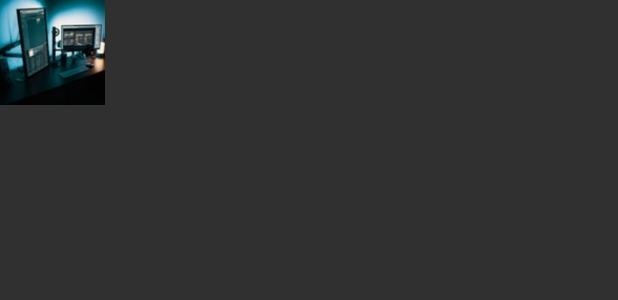
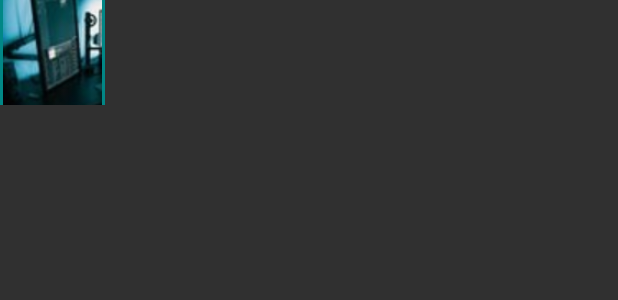
Before and after one commit to wilson-pinto/image-viewer, an Android app: the layout col_image_viewer.xml on its own in the app's theme, with its tools: preview values and no code run, on a phone screen of 412 x 824 dp. Shown: the top 300 px of the screen. Run offline under Robolectric (Android 15) with nearby library versions, the phone set to English and light mode, and no system bars.

```diff
--- a/app/src/main/AndroidManifest.xml
+++ b/app/src/main/AndroidManifest.xml
@@ -25,7 +25,8 @@
             </intent-filter>
         </activity>
         <activity android:name="com.theartofdev.edmodo.cropper.CropImageActivity"
-            android:theme="@style/Base.Theme.AppCompat"/>
+            android:theme="@style/Base.Theme.AppCompat"
+            android:requestLegacyExternalStorage="true"/>
     </application>
 
 </manifest>
--- a/app/src/main/java/com/example/imagepicker/ImageListAdapter.kt
+++ b/app/src/main/java/com/example/imagepicker/ImageListAdapter.kt
@@ -3,6 +3,7 @@ package com.example.imagepicker
 import android.view.LayoutInflater
 import android.view.View
 import android.view.ViewGroup
+import android.widget.FrameLayout
 import android.widget.ImageView
 import androidx.core.content.ContextCompat
 import androidx.core.net.toUri
@@ -37,10 +38,10 @@ class ImageListAdapter : RecyclerView.Adapter<ImageListAdapter.ImageListHolder>(
         holder.ivImage.setImageURI(_imageList[holder.adapterPosition].toUri())
 
         if (holder.adapterPosition == _selectedPosition) {
-            holder.ivImage.background =
+            holder.flWrapper.background =
                 ContextCompat.getDrawable(holder.itemView.context, R.drawable.image_border)
         }else{
-            holder.ivImage.background =
+            holder.flWrapper.background =
                 ContextCompat.getDrawable(holder.itemView.context, R.drawable.image_no_border)
         }
     }
@@ -51,5 +52,6 @@ class ImageListAdapter : RecyclerView.Adapter<ImageListAdapter.ImageListHolder>(
 
     inner class ImageListHolder(itemView: View) : RecyclerView.ViewHolder(itemView) {
         val ivImage: ImageView = itemView.findViewById(R.id.ivImage)
+        val flWrapper: FrameLayout = itemView.findViewById(R.id.flWrapper)
     }
 }
--- a/app/src/main/java/com/example/imagepicker/ImagePager.kt
+++ b/app/src/main/java/com/example/imagepicker/ImagePager.kt
@@ -17,6 +17,10 @@ class ImagePager(private val _views: MutableList<String>, val _context: Context)
 
     override fun getCount(): Int {
         return _views.size
+    }
+
+    override fun getItemPosition(`object`: Any): Int {
+        return POSITION_NONE
     }
 
     override fun isViewFromObject(view: View, `object`: Any): Boolean {
--- a/app/src/main/res/drawable/image_border.xml
+++ b/app/src/main/res/drawable/image_border.xml
@@ -4,5 +4,4 @@
     <stroke
         android:width="2dip"
         android:color="@color/teal_700" />
-    <size android:height="72dp" android:width="72dp"/>
 </shape>
--- a/app/src/main/res/layout/col_image_viewer.xml
+++ b/app/src/main/res/layout/col_image_viewer.xml
@@ -1,20 +1,17 @@
 <?xml version="1.0" encoding="utf-8"?>
-<androidx.constraintlayout.widget.ConstraintLayout xmlns:android="http://schemas.android.com/apk/res/android"
-    xmlns:app="http://schemas.android.com/apk/res-auto"
+<FrameLayout xmlns:android="http://schemas.android.com/apk/res/android"
+    android:id="@+id/flWrapper"
+    android:background="@drawable/image_border"
     android:layout_width="wrap_content"
-    android:layout_height="wrap_content">
+    android:layout_height="wrap_content"
+    android:layout_marginRight="1dip">
 
     <ImageButton
         android:id="@+id/ivImage"
         android:layout_width="70dp"
         android:layout_height="70dp"
-        android:background="@drawable/image_border"
-        android:paddingVertical="2dp"
+        android:padding="2dp"
         android:scaleType="centerCrop"
-        android:src="@drawable/testimage"
-        app:layout_constraintBottom_toBottomOf="parent"
-        app:layout_constraintLeft_toLeftOf="parent"
-        app:layout_constraintRight_toRightOf="parent"
-        app:layout_constraintTop_toTopOf="parent" />
+        android:src="@drawable/testimage" />
 
-</androidx.constraintlayout.widget.ConstraintLayout>
+</FrameLayout>
--- a/app/src/main/res/layout/dialog_image_viewer.xml
+++ b/app/src/main/res/layout/dialog_image_viewer.xml
@@ -77,9 +77,9 @@
         android:layout_width="wrap_content"
         android:layout_height="wrap_content"
         app:layout_constraintBottom_toBottomOf="parent"
-        app:layout_constraintLeft_toLeftOf="parent"
+        app:layout_constraintRight_toRightOf="parent"
+        android:orientation="horizontal"
         app:layoutManager="androidx.recyclerview.widget.LinearLayoutManager"
-        android:orientation="horizontal"
         />
 
 </androidx.constraintlayout.widget.ConstraintLayout>
--- a/app/src/main/res/values/themes.xml
+++ b/app/src/main/res/values/themes.xml
@@ -13,4 +13,9 @@
         <item name="android:statusBarColor" tools:targetApi="l">?attr/colorPrimaryVariant</item>
         <!-- Customize your theme here. -->
     </style>
+
+    <style name="dialog_theme" parent="android:Theme" >
+        <item name="android:windowNoTitle">true</item>
+        <item name="android:windowIsFloating">false</item>
+    </style>
 </resources>
```
Also changed, not shown: app/src/main/java/com/example/imagepicker/DisplayImageDialog.kt (+41 -10 lines), app/src/main/java/com/example/imagepicker/MainActivity.kt (+18 -2 lines), app/src/main/res/layout/activity_main.xml (+10 -1 lines), app/src/main/res/drawable/testimage.jpg.
